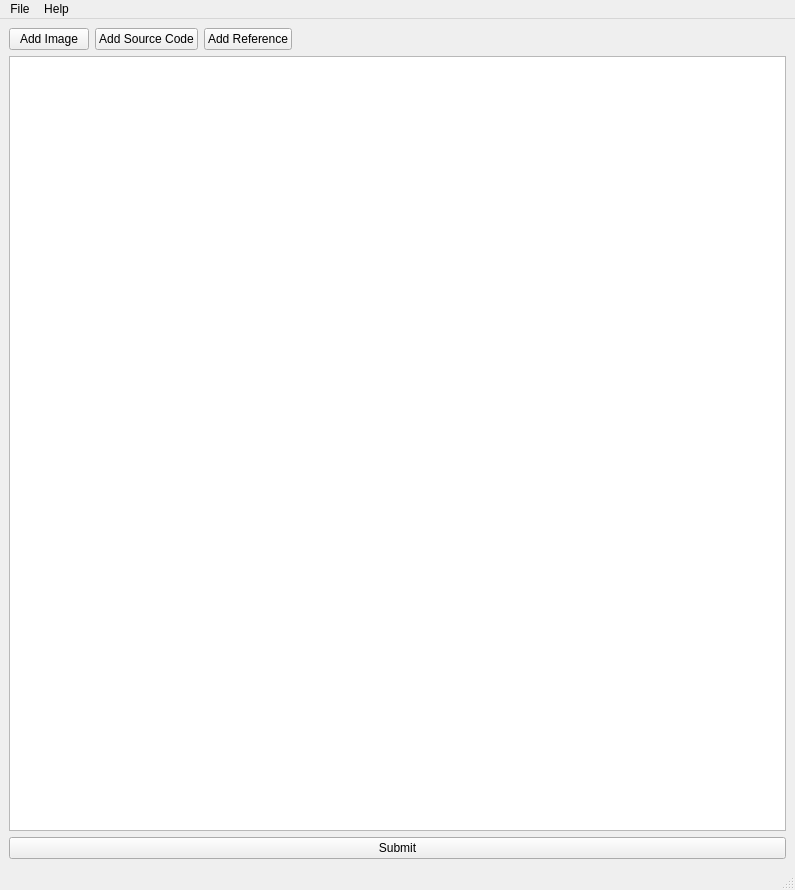
Qt form mainwindow.ui (sakusi4/MDWriter) before a commit.
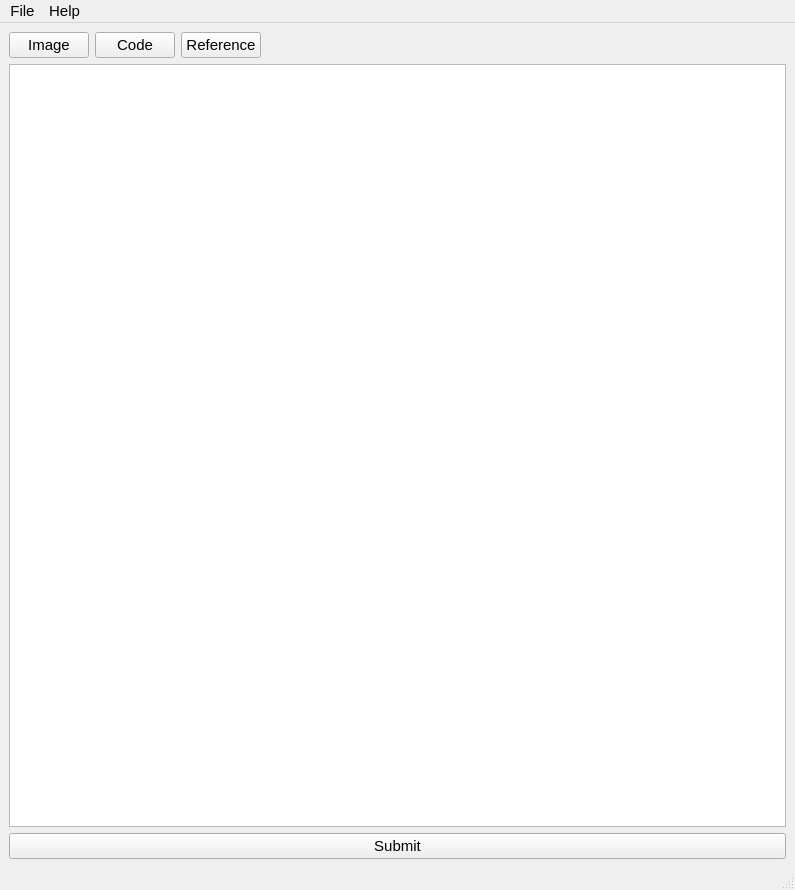
The same form after that commit. Icons and pictures are not drawn.

Commit message: 리팩토링: 도구 버튼 아이콘 추가

What changed in the file:
```diff
--- a/mainwindow.ui
+++ b/mainwindow.ui
@@ -26,22 +26,58 @@
          <layout class="QHBoxLayout" name="horizontalLayout">
           <item>
            <widget class="QPushButton" name="pushBtn_add_image">
+            <property name="font">
+             <font>
+              <family>Arial</family>
+              <pointsize>11</pointsize>
+             </font>
+            </property>
             <property name="text">
-             <string>Add Image</string>
+             <string>Image</string>
+            </property>
+            <property name="icon">
+             <iconset>
+              <normaloff>resources/image.png</normaloff>resources/image.png</iconset>
+            </property>
+            <property name="iconSize">
+             <size>
+              <width>16</width>
+              <height>16</height>
+             </size>
             </property>
            </widget>
           </item>
           <item>
            <widget class="QPushButton" name="pushBtn_add_code">
+            <property name="font">
+             <font>
+              <family>Arial</family>
+              <pointsize>11</pointsize>
+             </font>
+            </property>
             <property name="text">
-             <string>Add Source Code</string>
+             <string>Code</string>
+            </property>
+            <property name="icon">
+             <iconset>
+              <normaloff>resources/code.png</normaloff>resources/code.png</iconset>
             </property>
            </widget>
           </item>
           <item>
            <widget class="QPushButton" name="pushBtn_add_ref">
+            <property name="font">
+             <font>
+              <family>Arial</family>
+              <pointsize>11</pointsize>
+             </font>
+            </property>
             <property name="text">
-             <string>Add Reference</string>
+             <string>Reference</string>
+            </property>
+            <property name="icon">
+             <iconset>
+              <normaloff>resources/reference.png</normaloff>resources/reference.png</iconset>
             </property>
            </widget>
           </item>
@@ -74,6 +110,12 @@
          <layout class="QHBoxLayout" name="horizontalLayout_3">
           <item>
            <widget class="QPushButton" name="pushBtn_submit">
+            <property name="font">
+             <font>
+              <family>Arial</family>
+              <pointsize>11</pointsize>
+             </font>
+            </property>
             <property name="text">
              <string>Submit</string>
             </property>
@@ -93,9 +135,15 @@
      <x>0</x>
      <y>0</y>
      <width>795</width>
-     <height>21</height>
+     <height>23</height>
     </rect>
    </property>
+   <property name="font">
+    <font>
+     <family>Arial</family>
+     <pointsize>11</pointsize>
+    </font>
+   </property>
    <widget class="QMenu" name="menuMenu">
     <property name="title">
      <string>File</string>
```
Left out of the diff: 2 changed lines with no effect on the pictures. The commit also changes 3 other files.
